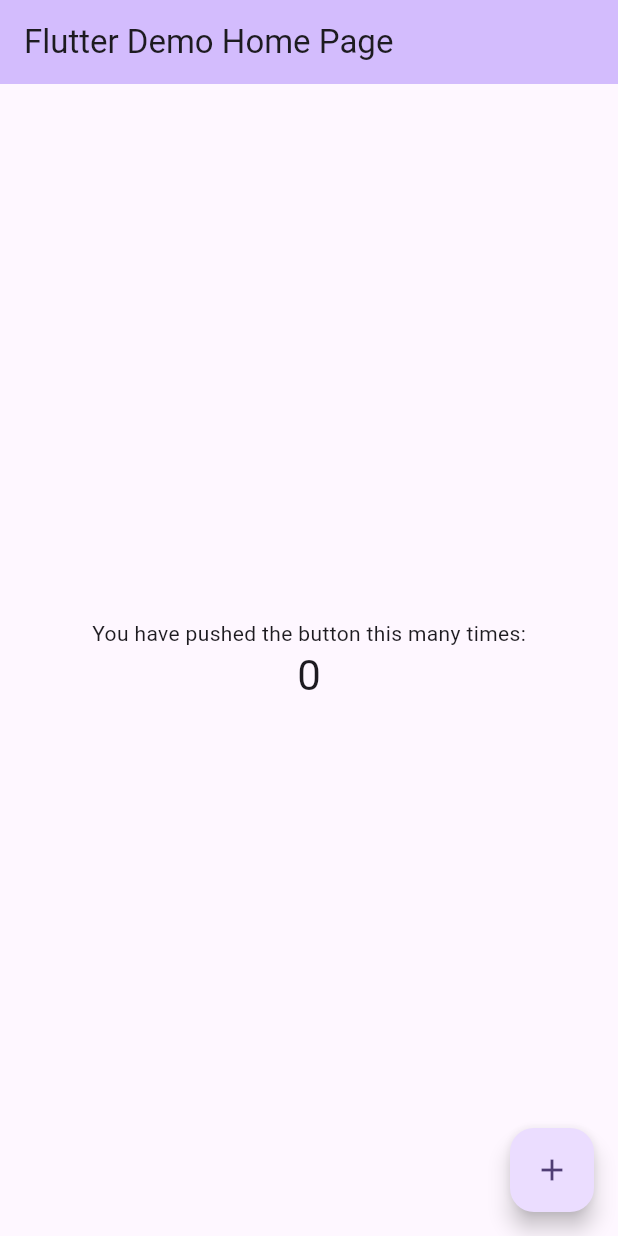
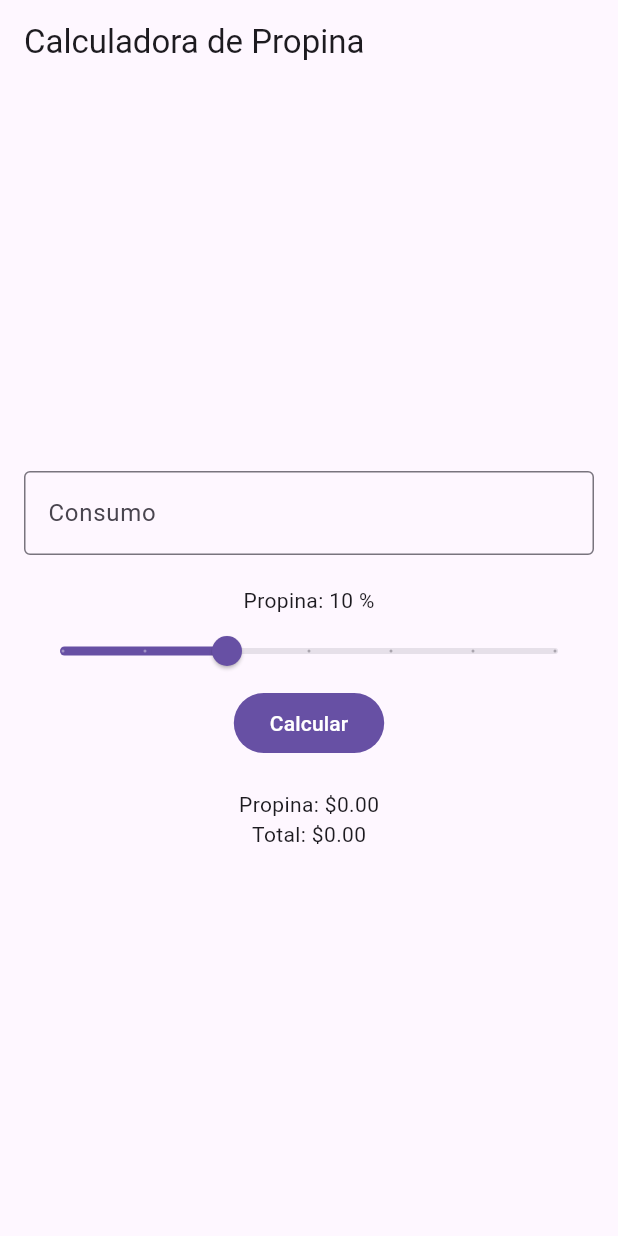
Before and after one commit to FernandoJesus9033/practica_02_dart_estado, a Flutter app: the screen it shows after launch, on a phone screen of 412 x 824 dp. Run offline on Flutter 3.47's test engine with Material 3 defaults, Android fonts, the phone set to English and light mode, and no system bars.

Commit message:
feat: completa practica 02

```diff
--- a/lib/main.dart
+++ b/lib/main.dart
@@ -1,121 +1,80 @@
 import 'package:flutter/material.dart';
 
-void main() {
-  runApp(const MyApp());
+void main() => runApp(const App());
+
+class App extends StatelessWidget {
+  const App({super.key});
+
+  @override
+  Widget build(BuildContext context) => MaterialApp(
+        debugShowCheckedModeBanner: false,
+        theme: ThemeData(useMaterial3: true),
+        home: const PropinaPage(),
+      );
 }
 
-class MyApp extends StatelessWidget {
-  const MyApp({super.key});
+class PropinaPage extends StatefulWidget {
+  const PropinaPage({super.key});
 
-  // This widget is the root of your application.
   @override
-  Widget build(BuildContext context) {
-    return MaterialApp(
-      title: 'Flutter Demo',
-      theme: ThemeData(
-        // This is the theme of your application.
-        //
-        // TRY THIS: Try running your application with "flutter run". You'll see
-        // the application has a purple toolbar. Then, without quitting the app,
-        // try changing the seedColor in the colorScheme below to Colors.green
-        // and then invoke "hot reload" (save your changes or press the "hot
-        // reload" button in a Flutter-supported IDE, or press "r" if you used
-        // the command line to start the app).
-        //
-        // Notice that the counter didn't reset back to zero; the application
-        // state is not lost during the reload. To reset the state, use hot
-        // restart instead.
-        //
-        // This works for code too, not just values: Most code changes can be
-        // tested with just a hot reload.
-        colorScheme: .fromSeed(seedColor: Colors.deepPurple),
-      ),
-      home: const MyHomePage(title: 'Flutter Demo Home Page'),
-    );
-  }
+  State<PropinaPage> createState() => _PropinaPageState();
 }
 
-class MyHomePage extends StatefulWidget {
-  const MyHomePage({super.key, required this.title});
+class _PropinaPageState extends State<PropinaPage> {
+  final consumo = TextEditingController();
+  double porcentaje = 10;
+  double propina = 0;
+  double total = 0;
 
-  // This widget is the home page of your application. It is stateful, meaning
-  // that it has a State object (defined below) that contains fields that affect
-  // how it looks.
-
-  // This class is the configuration for the state. It holds the values (in this
-  // case the title) provided by the parent (in this case the App widget) and
-  // used by the build method of the State. Fields in a Widget subclass are
-  // always marked "final".
-
-  final String title;
-
-  @override
-  State<MyHomePage> createState() => _MyHomePageState();
-}
-
-class _MyHomePageState extends State<MyHomePage> {
-  int _counter = 0;
-
-  void _incrementCounter() {
+  void calcular() {
+    final valor = double.tryParse(consumo.text) ?? 0;
     setState(() {
-      // This call to setState tells the Flutter framework that something has
-      // changed in this State, which causes it to rerun the build method below
-      // so that the display can reflect the updated values. If we changed
-      // _counter without calling setState(), then the build method would not be
-      // called again, and so nothing would appear to happen.
-      _counter++;
+      propina = valor * porcentaje / 100;
+      total = valor + propina;
     });
   }
 
   @override
+  void dispose() {
+    consumo.dispose();
+    super.dispose();
+  }
+
+  @override
   Widget build(BuildContext context) {
-    // This method is rerun every time setState is called, for instance as done
-    // by the _incrementCounter method above.
-    //
-    // The Flutter framework has been optimized to make rerunning build methods
-    // fast, so that you can just rebuild anything that needs updating rather
-    // than having to individually change instances of widgets.
     return Scaffold(
-      appBar: AppBar(
-        // TRY THIS: Try changing the color here to a specific color (to
-        // Colors.amber, perhaps?) and trigger a hot reload to see the AppBar
-        // change color while the other colors stay the same.
-        backgroundColor: Theme.of(context).colorScheme.inversePrimary,
-        // Here we take the value from the MyHomePage object that was created by
-        // the App.build method, and use it to set our appbar title.
-        title: Text(widget.title),
-      ),
-      body: Center(
-        // Center is a layout widget. It takes a single child and positions it
-        // in the middle of the parent.
+      appBar: AppBar(title: const Text('Calculadora de Propina')),
+      body: Padding(
+        padding: const EdgeInsets.all(16.0),
         child: Column(
-          // Column is also a layout widget. It takes a list of children and
-          // arranges them vertically. By default, it sizes itself to fit its
-          // children horizontally, and tries to be as tall as its parent.
-          //
-          // Column has various properties to control how it sizes itself and
-          // how it positions its children. Here we use mainAxisAlignment to
-          // center the children vertically; the main axis here is the vertical
-          // axis because Columns are vertical (the cross axis would be
-          // horizontal).
-          //
-          // TRY THIS: Invoke "debug painting" (choose the "Toggle Debug Paint"
-          // action in the IDE, or press "p" in the console), to see the
-          // wireframe for each widget.
-          mainAxisAlignment: .center,
+          mainAxisAlignment: MainAxisAlignment.center,
           children: [
-            const Text('You have pushed the button this many times:'),
-            Text(
-              '$_counter',
-              style: Theme.of(context).textTheme.headlineMedium,
+            TextField(
+              controller: consumo,
+              keyboardType: TextInputType.number,
+              decoration: const InputDecoration(
+                labelText: 'Consumo',
+                border: OutlineInputBorder(),
+              ),
             ),
+            const SizedBox(height: 20),
+            Text('Propina: ${porcentaje.toInt()} %'),
+            Slider(
+              value: porcentaje,
+              min: 0,
+              max: 30,
+              divisions: 6,
+              onChanged: (v) => setState(() => porcentaje = v),
+            ),
+            FilledButton(
+              onPressed: calcular,
+              child: const Text('Calcular'),
+            ),
+            const SizedBox(height: 20),
+            Text('Propina: \$${propina.toStringAsFixed(2)}'),
+            Text('Total: \$${total.toStringAsFixed(2)}'),
           ],
         ),
-      ),
-      floatingActionButton: FloatingActionButton(
-        onPressed: _incrementCounter,
-        tooltip: 'Increment',
-        child: const Icon(Icons.add),
       ),
     );
   }
```
